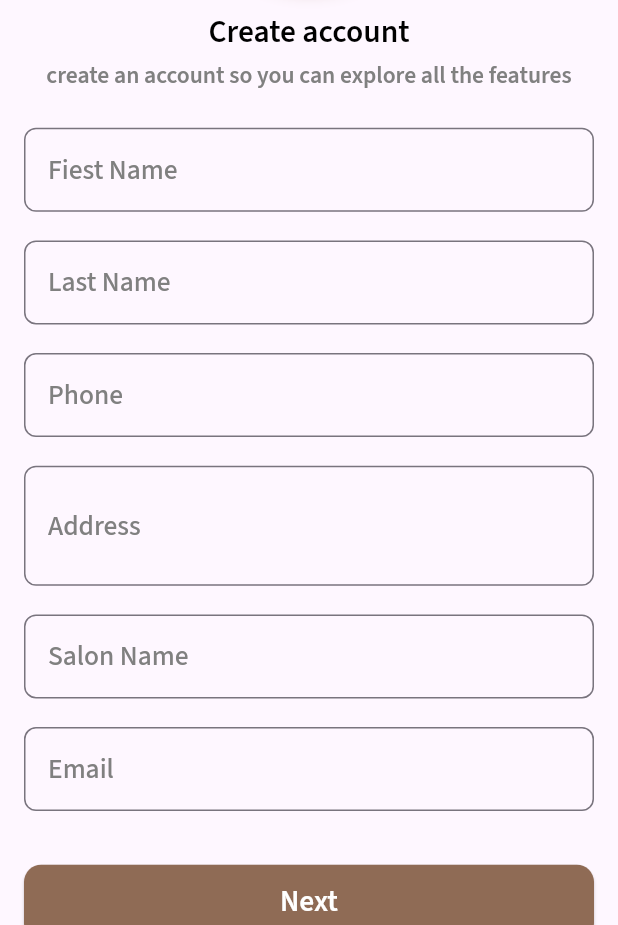
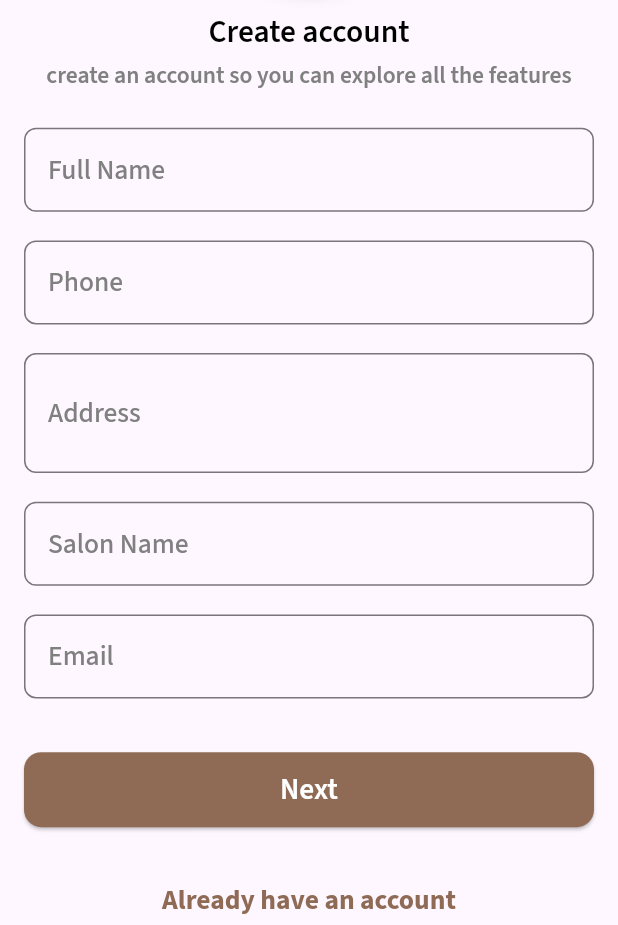
Before and after one commit to drax6055/admin_ifloriana, a Flutter app: the RegisterScreen screen opened by its route, on a phone screen of 412 x 824 dp, the part 311-1236 px from its top. Run offline on Flutter 3.47's test engine with Material 3 defaults, Android fonts, the phone set to English and light mode, and no system bars; our stand-ins replace dio, flutter_dotenv, flutter_screenutil, flutter_secure_storage, get, google_fonts and 1 more; missing offline and left inert: razorpay_flutter; accounts and stored records are empty; network calls fail.

Commit message:
update node responce

```diff
--- a/lib/ui/auth/forgot/forgot_controller.dart
+++ b/lib/ui/auth/forgot/forgot_controller.dart
@@ -32,6 +32,5 @@ class ForgotController extends GetxController {
       CustomSnackbar.showError(
           'Error', 'Something went wrong. Please try again.');
     }
-
   }
 }
--- a/lib/ui/auth/login/login_controller.dart
+++ b/lib/ui/auth/login/login_controller.dart
@@ -7,6 +7,7 @@ import '../../../route/app_route.dart';
 import '../../../wiget/custome_snackbar.dart';
 
 class LoginController extends GetxController {
+
   var emailController = TextEditingController();
   var passController = TextEditingController();
   var showPass = false.obs;
--- a/lib/ui/auth/register/register_controller.dart
+++ b/lib/ui/auth/register/register_controller.dart
@@ -9,8 +9,7 @@ class RegisterController extends GetxController {
   var phoneController = TextEditingController();
   var addressController = TextEditingController();
   var salonNameController = TextEditingController();
-  var firstNameController = TextEditingController();
-  var lastNameController = TextEditingController();
+  var fullNameController = TextEditingController();
 
 
 
--- a/lib/ui/auth/register/register_screen.dart
+++ b/lib/ui/auth/register/register_screen.dart
@@ -76,31 +76,23 @@ class RegisterScreen extends StatelessWidget {
     );
   }
 
-  Widget InputTxtfield_firstName() {
+  Widget InputTxtfield_fullName() {
     return CustomTextFormField(
-      controller: getController.firstNameController,
-      labelText: 'Fiest Name',
+      controller: getController.fullNameController,
+      labelText: 'Full Name',
       keyboardType: TextInputType.text,
       validator: (value) => Validation.validatename(value),
     );
   }
 
-  Widget InputTxtfield_lastName() {
-    return CustomTextFormField(
-      controller: getController.lastNameController,
-      labelText: 'Last Name',
-      keyboardType: TextInputType.text,
-      validator: (value) => Validation.validatename(value),
-    );
-  }
+
 
   Widget Btn_register() {
     return ElevatedButtonExample(
       text: "Next",
       onPressed: () {
         var register_data = {
-          'first_Name': getController.firstNameController.text,
-          'Last_Name': getController.lastNameController.text,
+          'full_Name': getController.fullNameController.text,
           'Salon_Name': getController.salonNameController.text,
           'Phone': getController.phoneController.text,
           'Address': getController.addressController.text,
@@ -108,8 +100,7 @@ class RegisterScreen extends StatelessWidget {
         };
         if (_formKey.currentState?.validate() ?? false) {
           Get.toNamed(Routes.packagesScreen, arguments: register_data);
-          getController.firstNameController.text = "";
-          getController.lastNameController.text = "";
+          getController.fullNameController.text = "";
           getController.salonNameController.text = "";
           getController.phoneController.text = "";
           getController.addressController.text = "";
@@ -177,9 +168,7 @@ class RegisterScreen extends StatelessWidget {
                 CustomTextStyles.textFontSemiBold(size: 12.sp, color: grey),
           ),
           SizedBox(height: 20.h),
-          InputTxtfield_firstName(),
-          SizedBox(height: 16.h),
-          InputTxtfield_lastName(),
+          InputTxtfield_fullName(),
           SizedBox(height: 16.h),
           InputTxtfield_Phone(),
           SizedBox(height: 16.h),
--- a/lib/ui/auth/register_packages/register_packages_controller.dart
+++ b/lib/ui/auth/register_packages/register_packages_controller.dart
@@ -83,12 +83,12 @@ class PackagesController extends GetxController {
 
   void startPayment() {
     var selectedPackage =
-        packages.firstWhereOrNull((pkg) => pkg.id == selectedPackageId.value);
+        packages.firstWhereOrNull((pkg) => pkg.sId == selectedPackageId.value);
     if (selectedPackage != null) {
       var options = {
         'key': dotenv.env['RAZORPAY_KEY_ID'],
         'amount': (selectedPackage.price! * 100).toInt(),
-        'name': selectedPackage.name,
+        'name': selectedPackage.packageName,
         'description': selectedPackage.description,
         'prefill': {
           'contact': registerData['Phone'],
@@ -112,7 +112,7 @@ class PackagesController extends GetxController {
       String paymentId = response.paymentId ?? '';
 
       var selectedPackage =
-          packages.firstWhereOrNull((pkg) => pkg.id == selectedPackageId.value);
+          packages.firstWhereOrNull((pkg) => pkg.sId == selectedPackageId.value);
 
       if (selectedPackage != null) {
         double amount = selectedPackage.price! * 100.0;
@@ -147,8 +147,7 @@ class PackagesController extends GetxController {
     }
 
     Map<String, dynamic> register_post_details = {
-      'first_name': registerData['first_Name'].toString(),
-      'last_name': registerData['Last_Name'].toString(),
+      'full_Name': registerData['full_Name'].toString(),
       'salon_name': registerData['Salon_Name'].toString(),
       'phone_number': registerData['Phone'].toString(),
       'email': registerData['Email'].toString(),
--- a/lib/ui/auth/register_packages/register_packages_screen.dart
+++ b/lib/ui/auth/register_packages/register_packages_screen.dart
@@ -78,9 +78,9 @@ class PackagesScreen extends StatelessWidget {
     return Padding(
       padding: const EdgeInsets.only(left: 15, right: 15),
       child: Obx(() {
-        bool isSelected = getController.selectedPackageId.value == pkg.id;
+        bool isSelected = getController.selectedPackageId.value == pkg.sId;
         return GestureDetector(
-          onTap: () => getController.updateSelected(pkg.id!),
+          onTap: () => getController.updateSelected(int.tryParse(pkg.sId ?? '') ?? 0),
           child: Card(
             shape: RoundedRectangleBorder(
               borderRadius: BorderRadius.circular(10),
@@ -97,7 +97,7 @@ class PackagesScreen extends StatelessWidget {
                 children: [
                   ListTile(
                     title: CustomTextWidget(
-                      text: pkg.name.toString(),
+                      text: pkg.packageName.toString(),
                       textStyle: CustomTextStyles.textFontBold(size: 14.sp),
                     ),
                     subtitle: Column(
--- a/lib/ui/drawer/drawer_controller.dart
+++ b/lib/ui/drawer/drawer_controller.dart
@@ -25,7 +25,7 @@ class DrawermenuController extends GetxController {
   void getUserDetails() async {
     final loginUser = await prefs.getUser();
 
-    fullname.value = '${loginUser?.admin?.firstName ?? ''} ${loginUser?.admin?.lastName ?? ''}';
-    email.value = loginUser?.admin?.email ?? '';
+    fullname.value = '${loginUser?.fullName ?? ''}';
+    email.value = loginUser?.email ?? '';
   }
 }
```
Also changed, not shown: lib/network/model/login_model.dart (+27 -59 lines), lib/network/model/packages_model.dart (+16 -20 lines), lib/network/model/signup_model.dart (+14 -34 lines), lib/network/network_const.dart (+4 -4 lines), lib/ui/drawer/complete__salon_profile.dart/complete_salon_profile_controller.dart (+6 -7 lines), 4 other files.
